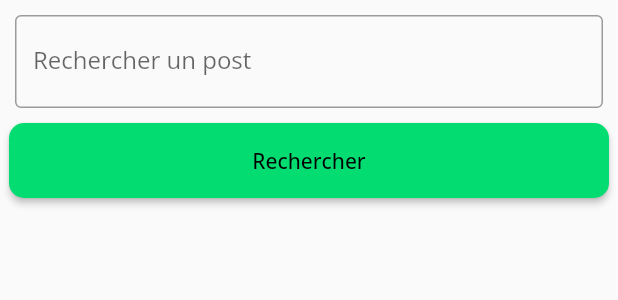
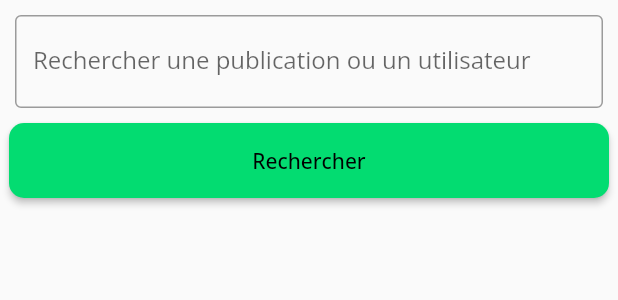
Before and after one commit to Eco-Gest/Frontend-Flutter, a Flutter app: the SearchBarWidget widget shown alone on an empty page, opened directly, on a phone screen of 412 x 824 dp. Shown: the top 300 px of the screen. Run offline on Flutter 3.47's test engine with Material 2 defaults, Android fonts, the phone set to English and light mode, and no system bars; our stand-ins replace date_field, email_validator, flutter_bloc, flutter_secure_storage, go_router, google_fonts and 1 more; accounts and stored records are empty; network calls fail.

Commit message:
search bar title

```diff
--- a/ecogest_front/lib/widgets/search/search_bar_widget.dart
+++ b/ecogest_front/lib/widgets/search/search_bar_widget.dart
@@ -19,8 +19,8 @@ class SearchBarWidget extends StatelessWidget {
             controller: queryController,
             decoration: const InputDecoration(
               border: OutlineInputBorder(),
-              labelText: 'Rechercher un post',
-              hintText: 'Rechercher un post',
+              labelText: 'Rechercher une publication ou un utilisateur',
+              hintText: 'Rechercher une publication ou un utilisateur',
             ),
             autovalidateMode: AutovalidateMode.onUserInteraction,
             validator: (value) => (value != null && value.length > 0)
@@ -42,6 +42,7 @@ class SearchBarWidget extends StatelessWidget {
             context.read<SearchCubit>().getSearchResults(queryController.text);
           },
         ),
+          SizedBox(height: 20),
       ],
     );
   }
```
